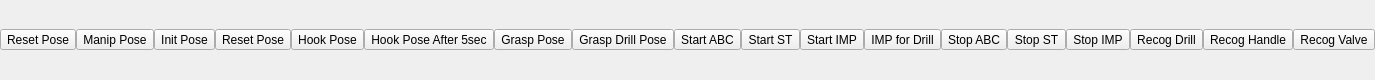
Before: the Qt Designer form jsk_2015_06_hrp_drc/drc_task_common/config/drc_teleop_interface.ui in jsk-ros-pkg/jsk_demos, drawn with Qt 5.
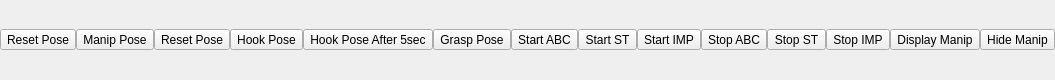
After: the same form once the commit is applied.

Commit message: remove unused menus

What changed in the file:
```diff
--- a/jsk_2015_06_hrp_drc/drc_task_common/config/drc_teleop_interface.ui
+++ b/jsk_2015_06_hrp_drc/drc_task_common/config/drc_teleop_interface.ui
@@ -49,19 +49,6 @@
               </property>
             </widget>
           </item>
-          <item>
-            <widget class="QToolButton" name="init_pose_button">
-              <property name="text">
-                <string>Init Pose</string>
-              </property>
-              <property name="iconSize">
-                <size>
-                  <width>80</width>
-                  <height>80</height>
-                </size>
-              </property>
-            </widget>
-          </item>
           <!-- Hand Pose Command -->
           <item>
             <widget class="QToolButton" name="hand_reset_pose_button">
@@ -115,19 +102,6 @@
               </property>
             </widget>
           </item>
-          <item>
-            <widget class="QToolButton" name="hand_grasp_pose_for_drill_button">
-              <property name="text">
-                <string>Grasp Drill Pose</string>
-              </property>
-              <property name="iconSize">
-                <size>
-                  <width>80</width>
-                  <height>80</height>
-                </size>
-              </property>
-            </widget>
-          </item>
           <!-- Hrpsys Command -->
           <item>
             <widget class="QToolButton" name="hrpsys_start_abc_button">
@@ -168,19 +142,6 @@
               </property>
             </widget>
           </item>
-          <item>
-            <widget class="QToolButton" name="hrpsys_start_imp_for_drill_button">
-              <property name="text">
-                <string>IMP for Drill</string>
-              </property>
-              <property name="iconSize">
-                <size>
-                  <width>80</width>
-                  <height>80</height>
-                </size>
-              </property>
-            </widget>
-          </item>
           <item>
             <widget class="QToolButton" name="hrpsys_stop_abc_button">
               <property name="text">
@@ -223,7 +184,7 @@
           <item>
             <widget class="QToolButton" name="recog_param_drill_button">
               <property name="text">
-                <string>Recog Drill</string>
+                <string>Display Manip</string>
               </property>
               <property name="iconSize">
                 <size>
@@ -236,20 +197,7 @@
           <item>
             <widget class="QToolButton" name="recog_param_handle_button">
               <property name="text">
-                <string>Recog Handle</string>
-              </property>
-              <property name="iconSize">
-                <size>
-                  <width>80</width>
-                  <height>80</height>
-                </size>
-              </property>
-            </widget>
-          </item>
-          <item>
-            <widget class="QToolButton" name="recog_param_valve_button">
-              <property name="text">
-                <string>Recog Valve</string>
+                <string>Hide Manip</string>
               </property>
               <property name="iconSize">
                 <size>
```
Left out of the diff: 4 changed lines with no effect on the pictures. The commit also changes 2 other files.
